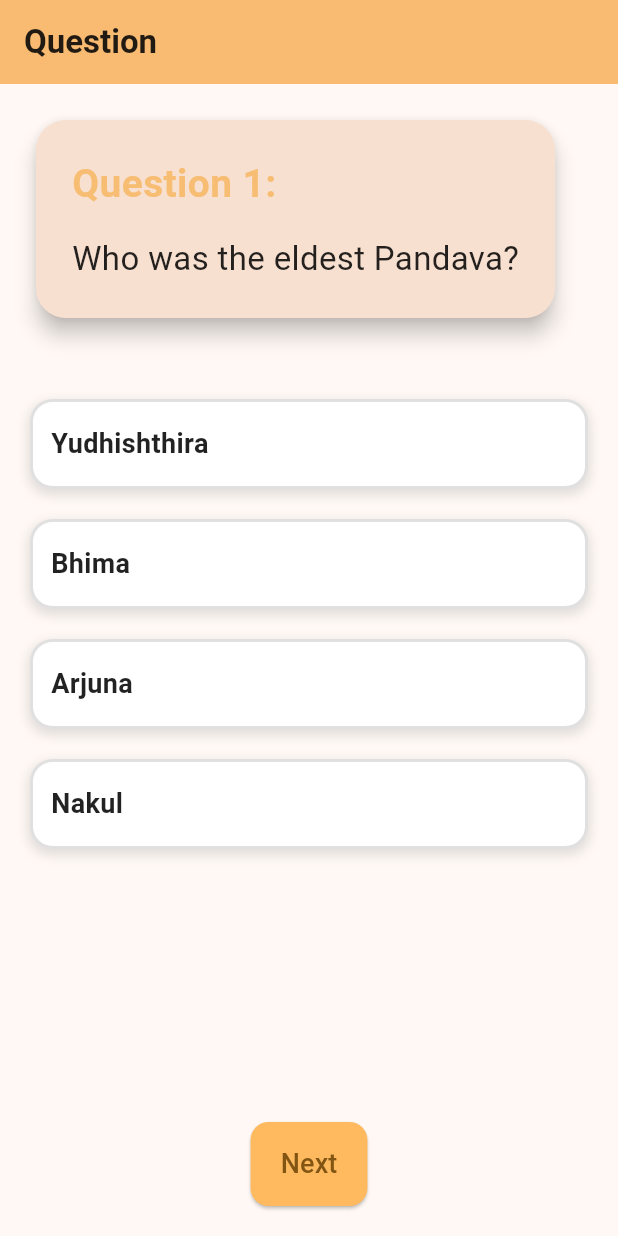
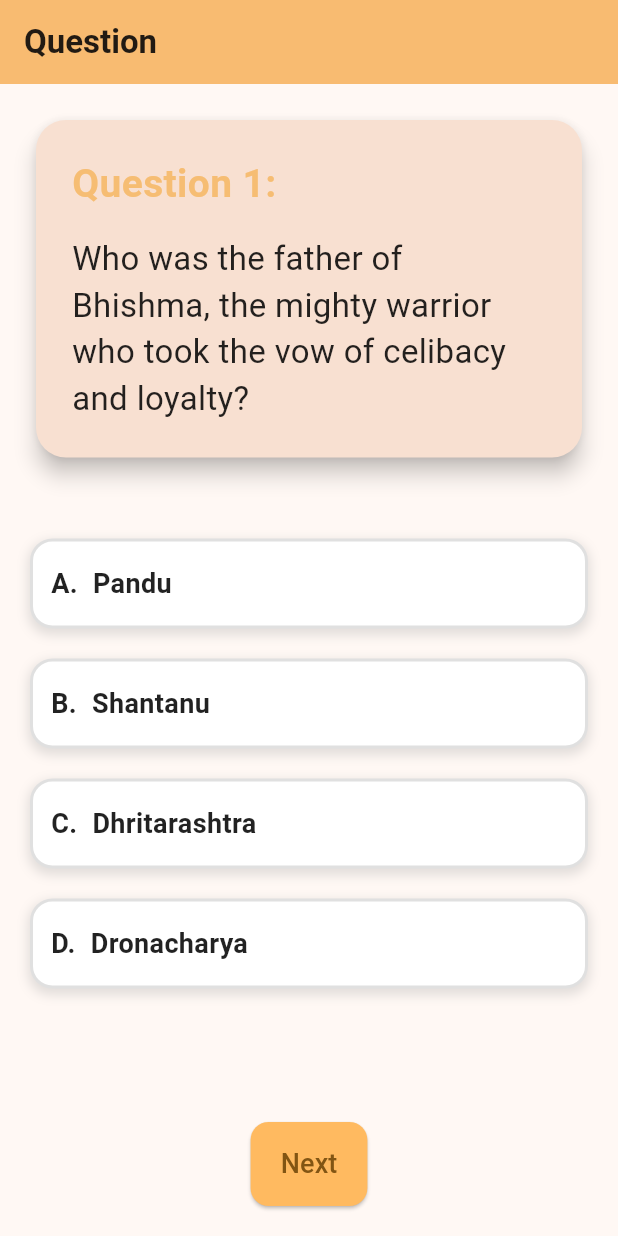
Before and after one commit to Nooberd-Incompat/chakravyuh-day-2, a Flutter app: the QuestionScreen screen opened directly, on a phone screen of 412 x 824 dp. Run offline on Flutter 3.47's test engine with Material 3 defaults, Android fonts, the phone set to English and light mode, and no system bars; our stand-ins replace csv; missing offline and left inert: crossword.

Commit message:
"Refactored code in multiple screens, including CrosswordPage, FloatingTextScreen, InstructionScreen, and QuestionScreen, with changes to layout, styling, and logic."

```diff
--- a/lib/screens/floating_text_screen.dart
+++ b/lib/screens/floating_text_screen.dart
@@ -1,5 +1,6 @@
 import 'dart:math';
 import 'package:chakravyuh/screens/instruction_screen.dart';
+import 'package:chakravyuh/screens/question_screen.dart';
 import 'package:chakravyuh/widgets/next_button.dart';
 import 'package:flutter/material.dart';
 
@@ -267,8 +268,7 @@ class _FloatingTextScreenState extends State<FloatingTextScreen>
             alignment: Alignment.bottomCenter, // Changed to bottomCenter
             child: Padding(
               padding: EdgeInsets.only(bottom: 32.0), // Added bottom padding
-              child: NextButton(
-                  nextScreen: InstructionScreen(title: "Instructions")),
+              child: NextButton(nextScreen: QuestionScreen(title: "Question")),
             ),
           ),
         ],
--- a/lib/screens/question_screen.dart
+++ b/lib/screens/question_screen.dart
@@ -11,7 +11,8 @@ class QuestionScreen extends StatefulWidget {
 
 class _QuestionScreenState extends State<QuestionScreen> {
   int? _selectedOption;
-  final int correctAnswerIndex = 0; // "Yudhishthira" is the correct answer at index 0
+  final int correctAnswerIndex =
+      1; // "Yudhishthira" is the correct answer at index 0
 
   void _handleOptionSelected(int index) {
     setState(() {
@@ -24,7 +25,9 @@ class _QuestionScreenState extends State<QuestionScreen> {
       // Navigate to another screen if the answer is correct
       Navigator.push(
         context,
-        MaterialPageRoute(builder: (context) => const CrosswordPage(title:"CROSSWORD")), // Replace with your target screen
+        MaterialPageRoute(
+            builder: (context) =>
+                const CrosswordPage()), // Replace with your target screen
       );
     } else {
       // Show a dialog if the answer is incorrect
@@ -50,7 +53,8 @@ class _QuestionScreenState extends State<QuestionScreen> {
       appBar: AppBar(
         automaticallyImplyLeading: false,
         backgroundColor: Theme.of(context).colorScheme.inversePrimary,
-        title: Text(widget.title, style: const TextStyle(fontWeight: FontWeight.bold)),
+        title: Text(widget.title,
+            style: const TextStyle(fontWeight: FontWeight.bold)),
       ),
       body: Padding(
         padding: const EdgeInsets.all(20.0),
@@ -63,7 +67,7 @@ class _QuestionScreenState extends State<QuestionScreen> {
                 borderRadius: BorderRadius.circular(20),
               ),
               color: Color.fromARGB(255, 248, 224, 209),
-              child: Padding(
+              child: const Padding(
                 padding: const EdgeInsets.all(24.0),
                 child: Column(
                   crossAxisAlignment: CrossAxisAlignment.start,
@@ -78,8 +82,9 @@ class _QuestionScreenState extends State<QuestionScreen> {
                     ),
                     SizedBox(height: 16),
                     Text(
-                      'Who was the eldest Pandava?',
-                      style: TextStyle(fontSize: 22, color: Color.fromARGB(221, 2, 2, 2)),
+                      'Who was the father of Bhishma, the mighty warrior who took the vow of celibacy and loyalty?',
+                      style: TextStyle(
+                          fontSize: 22, color: Color.fromARGB(221, 2, 2, 2)),
                     ),
                   ],
                 ),
@@ -89,15 +94,24 @@ class _QuestionScreenState extends State<QuestionScreen> {
             Expanded(
               child: ListView.builder(
                 itemCount: options.length,
-                itemBuilder: (context, index) => GestureDetector(
+                itemBuilder: (context, index) {
+                  // Assign lettered indexes to options
+                  String letter =
+                      String.fromCharCode(65 + index); // 'A', 'B', 'C', etc.
+                  return GestureDetector(
                     onTap: () => _handleOptionSelected(index),
                     child: Container(
-                    padding: const EdgeInsets.symmetric(vertical: 15, horizontal: 12),
+                      padding: const EdgeInsets.symmetric(
+                          vertical: 15, horizontal: 12),
                       margin: const EdgeInsets.symmetric(vertical: 10),
                       decoration: BoxDecoration(
-                      color: _selectedOption == index ? Color.fromARGB(255, 248, 224, 209) : Colors.white,
+                        color: _selectedOption == index
+                            ? Color.fromARGB(255, 248, 224, 209)
+                            : Colors.white,
                         border: Border.all(
-                        color: _selectedOption == index ? const Color.fromARGB(255, 246, 189, 115) : Colors.grey.shade300,
+                          color: _selectedOption == index
+                              ? const Color.fromARGB(255, 246, 189, 115)
+                              : Colors.grey.shade300,
                           width: 2,
                         ),
                         borderRadius: BorderRadius.circular(15),
@@ -110,16 +124,36 @@ class _QuestionScreenState extends State<QuestionScreen> {
                           ),
                         ],
                       ),
+                      child: Row(
+                        children: [
+                          Text(
+                            '$letter.', // Display the lettered index (A, B, C, etc.)
+                            style: TextStyle(
+                              fontSize: 18,
+                              fontWeight: FontWeight.bold,
+                              color: _selectedOption == index
+                                  ? const Color.fromARGB(255, 246, 189, 115)
+                                  : Colors.black87,
+                            ),
+                          ),
+                          const SizedBox(width: 10),
+                          Expanded(
                             child: Text(
                               options[index],
                               style: TextStyle(
                                 fontSize: 18,
                                 fontWeight: FontWeight.w600,
-                        color: _selectedOption == index ? const Color.fromARGB(255, 246, 189, 115): Colors.black87,
+                                color: _selectedOption == index
+                                    ? const Color.fromARGB(255, 246, 189, 115)
+                                    : Colors.black87,
                               ),
                             ),
                           ),
+                        ],
                       ),
+                    ),
+                  );
+                },
               ),
             ),
             const SizedBox(height: 10),
@@ -128,8 +162,10 @@ class _QuestionScreenState extends State<QuestionScreen> {
                 onPressed: _checkAnswer,
                 style: ElevatedButton.styleFrom(
                   backgroundColor: Color.fromARGB(255, 255, 186, 96),
-                  padding: const EdgeInsets.symmetric(horizontal: 20, vertical: 15),
-                  shape: RoundedRectangleBorder(borderRadius: BorderRadius.circular(12)),
+                  padding:
+                      const EdgeInsets.symmetric(horizontal: 20, vertical: 15),
+                  shape: RoundedRectangleBorder(
+                      borderRadius: BorderRadius.circular(12)),
                 ),
                 child: const Text('Next', style: TextStyle(fontSize: 18)),
               ),
@@ -142,9 +178,4 @@ class _QuestionScreenState extends State<QuestionScreen> {
 }
 
 // Options for the question
-List<String> options = [
-  "Yudhishthira",
-  "Bhima",
-  "Arjuna",
-  "Nakul"
-];
+List<String> options = ["Pandu", "Shantanu", "Dhritarashtra", "Dronacharya"];
--- a/lib/screens/start_screen.dart
+++ b/lib/screens/start_screen.dart
@@ -1,6 +1,6 @@
-import 'package:chakravyuh/screens/end_screen.dart';
+import 'package:chakravyuh/screens/instruction_screen.dart';
+import 'package:chakravyuh/screens/pattern_screen.dart';
 import 'package:flutter/material.dart';
-import 'package:chakravyuh/screens/floating_text_screen.dart';
 
 class StartScreen extends StatelessWidget {
   final int n;
@@ -43,7 +43,7 @@ class StartScreen extends StatelessWidget {
                 Navigator.push(
                   context,
                   MaterialPageRoute(
-                    builder: (context) => const EndScreen(),
+                    builder: (context) => const InstructionScreen(),
                   ),
                 );
               },
```
Also changed, not shown: lib/screens/crossword_screen.dart (+31 -49 lines), lib/screens/instruction_screen.dart (+29 -26 lines), lib/screens/pattern_screen.dart (added, +106 -0 lines). Lines whose indentation alone changed are shown as unchanged.
